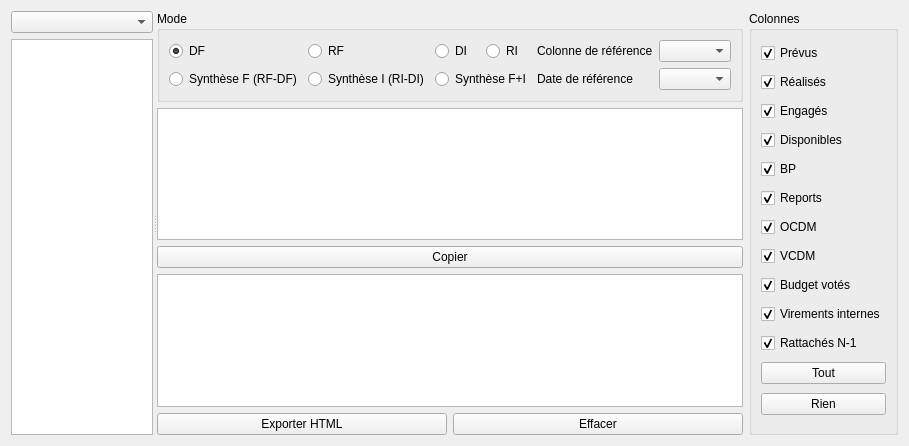
Qt form formreportingoverview.ui (GiPiLab/ProtonClassicSuite) before a commit.
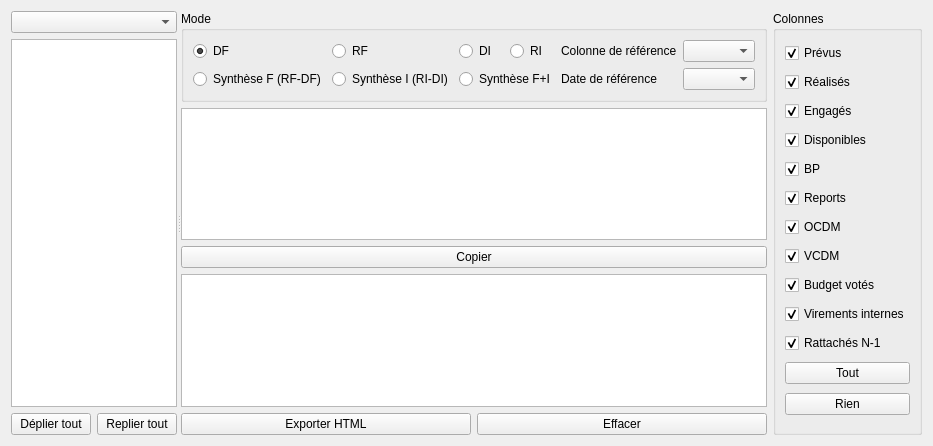
The same form after that commit.

What changed in the file:
```diff
--- a/formreportingoverview.ui
+++ b/formreportingoverview.ui
@@ -20,11 +20,22 @@
       <enum>Qt::Horizontal</enum>
      </property>
      <widget class="QWidget" name="layoutWidget1">
-      <layout class="QVBoxLayout" name="verticalLayout">
-       <item>
-        <widget class="QComboBox" name="comboListReportings"/>
+      <layout class="QGridLayout" name="gridLayout_3">
+       <item row="2" column="0">
+        <widget class="QPushButton" name="pushButtonExpandAll">
+         <property name="text">
+          <string>Déplier tout</string>
+         </property>
+        </widget>
        </item>
-       <item>
+       <item row="2" column="1">
+        <widget class="QPushButton" name="pushButtonCollapseAll">
+         <property name="text">
+          <string>Replier tout</string>
+         </property>
+        </widget>
+       </item>
+       <item row="1" column="0" colspan="2">
         <widget class="QTreeView" name="treeView">
          <property name="editTriggers">
           <set>QAbstractItemView::NoEditTriggers</set>
@@ -37,6 +48,9 @@
          </property>
         </widget>
        </item>
+       <item row="0" column="0" colspan="2">
+        <widget class="QComboBox" name="comboListReportings"/>
+       </item>
       </layout>
      </widget>
      <widget class="QWidget" name="layoutWidget">
```
